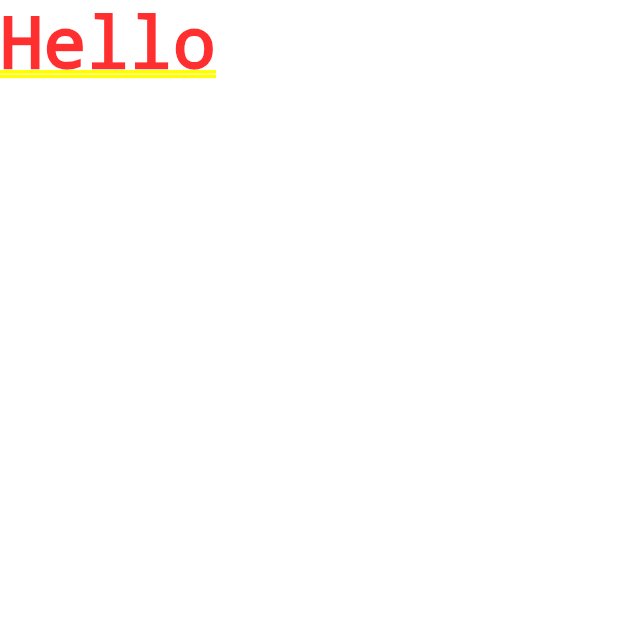
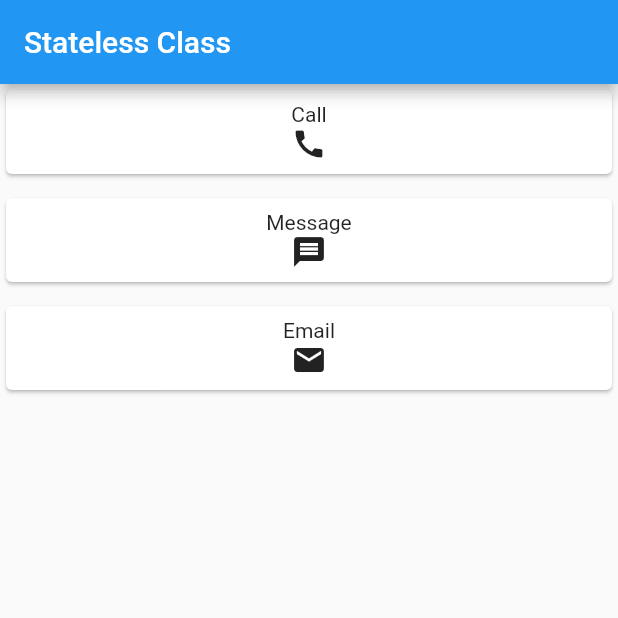
Before and after one commit to shekhar12020/flutter_training_demo, a Flutter app: the screen it shows after launch, on a phone screen of 412 x 824 dp, the top half of it. Run offline on Flutter 3.47's test engine with Material 2 defaults, Android fonts, the phone set to English and light mode, and no system bars.

Commit message:
added stateless widget class with custom cardview container widget

```diff
--- /dev/null
+++ b/lib/MyCard.dart
@@ -0,0 +1,25 @@
+import 'package:flutter/material.dart';
+
+class MyCard extends StatelessWidget {
+  MyCard({this.title, this.icon});
+
+  final Widget title;
+  final Widget icon;
+
+  @override
+  Widget build(BuildContext context) {
+    return new Container(
+      padding: new EdgeInsets.only(bottom: 8.0),
+      child: new Card(
+        child: new Container(
+          padding: new EdgeInsets.all(8.0),
+          child: new Column(
+            children: <Widget>[
+              this.title, this.icon
+            ],
+          ),
+        ),
+      ),
+    );
+  }
+}
--- /dev/null
+++ b/lib/MyStatelessWidget.dart
@@ -0,0 +1,30 @@
+import 'package:flutter/material.dart';
+import 'package:flutter_training/MyCard.dart';
+
+class MyStatelessWidget extends StatelessWidget {
+  @override
+  Widget build(BuildContext context) {
+    return new Scaffold(
+      appBar: new AppBar(title: new Text("Stateless Class")),
+      body: new Container(
+        child: new Column(
+          crossAxisAlignment: CrossAxisAlignment.stretch,
+          children: <Widget>[
+            new MyCard(
+              title: new Text("Call"),
+              icon: new Icon(Icons.call),
+            ),
+            new MyCard(
+              title: new Text("Message"),
+              icon: new Icon(Icons.message),
+            ),
+            new MyCard(
+              title: new Text("Email"),
+              icon: new Icon(Icons.email),
+            ),
+          ],
+        ),
+      ),
+    );
+  }
+}
--- a/lib/main.dart
+++ b/lib/main.dart
@@ -1,7 +1,8 @@
 import 'package:flutter/material.dart';
+import 'package:flutter_training/MyStatelessWidget.dart';
 
 void main() {
   runApp(new MaterialApp(
-    home: new Text("Hello")
+    home: new MyStatelessWidget(),
   ));
 }
```
